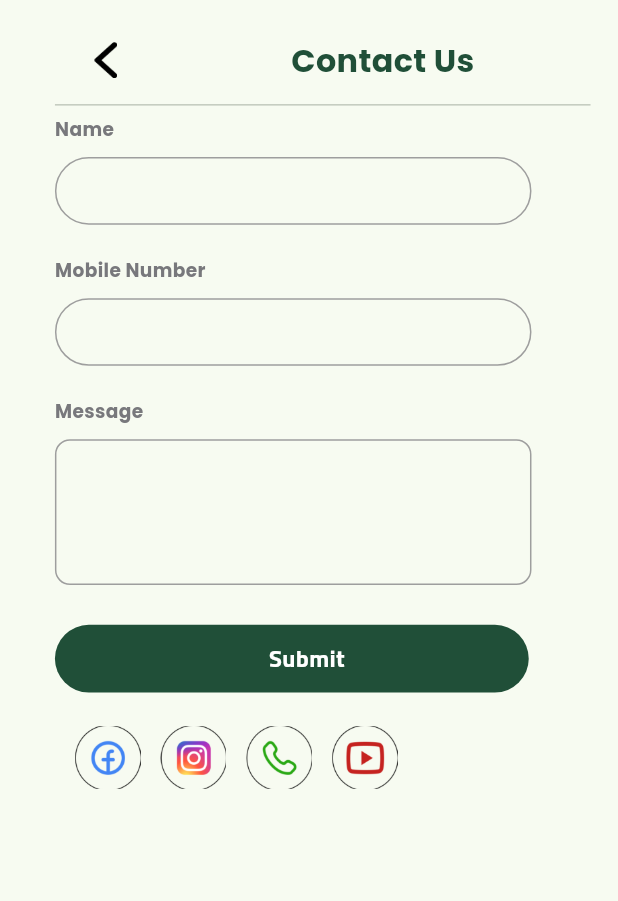
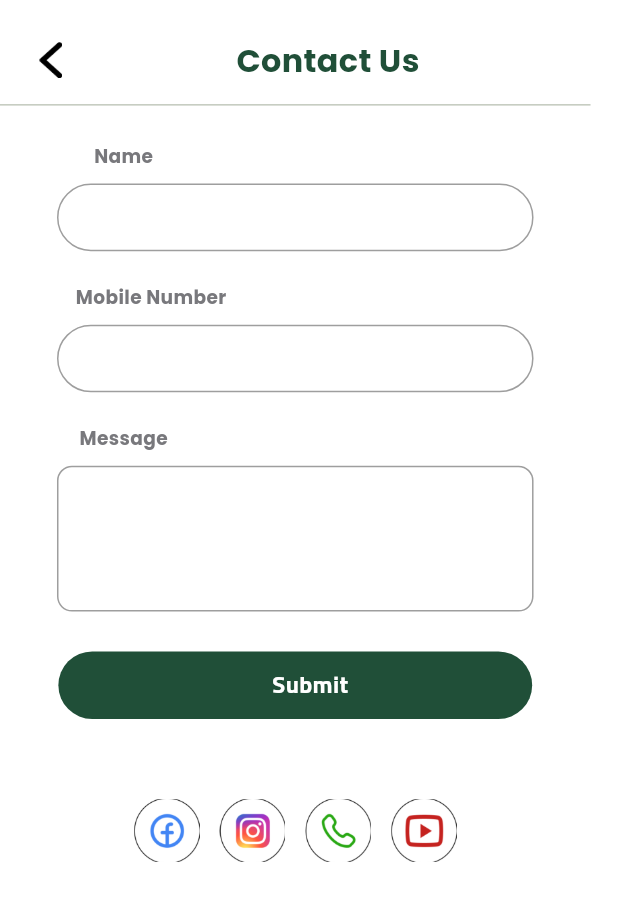
Before and after one commit to noRan56/puresoftinternproject, a Flutter app: the ContactUsView screen opened directly, on a phone screen of 412 x 824 dp. Shown: the top 901 px of the screen. Run offline on Flutter 3.47's test engine with Material 3 defaults, Android fonts, the phone set to English and light mode, and no system bars; our stand-ins replace flutter_screenutil, intl_phone_field, shared_preferences, smooth_page_indicator; accounts and stored records are empty.

Commit message:
Link All UI

```diff
--- a/lib/core/routing/routes.dart
+++ b/lib/core/routing/routes.dart
@@ -15,6 +15,7 @@ class Routes {
   static const String authenticationView = '/authenticationView';
   static const String detailsProductView = '/datailsProductView';
   static const String profileView = '/profileView';
+  static const String contactUsView = '/contactUsView';
   static const String termsView = '/termsView';
   static const String wishListView = '/wishListView';
   static const String addProduct = '/addProductView';
--- a/lib/feature/presentation_layer/view/contact_us_view.dart
+++ b/lib/feature/presentation_layer/view/contact_us_view.dart
@@ -1,6 +1,7 @@
 import 'package:flutter/material.dart';
 import 'package:flutter_screenutil/flutter_screenutil.dart';
 import 'package:puresoftinternproject/core/constant/global_portrait.dart';
+import 'package:puresoftinternproject/core/routing/routes.dart';
 import 'package:puresoftinternproject/core/shared_widget/app_bar_title_widget.dart';
 import 'package:puresoftinternproject/core/shared_widget/app_text_btn.dart';
 import 'package:puresoftinternproject/core/shared_widget/app_text_field.dart';
@@ -17,6 +18,7 @@ class ContactUsView extends StatelessWidget {
   Widget build(BuildContext context) {
     return SafeArea(
       child: Scaffold(
+        backgroundColor: CustomAppColors.white,
         body: OrientationBuilderWidget(
           landscapeBuilder: (context) => buildLayout(context),
           portraitBuilder: (context) => buildLayout(context),
@@ -29,24 +31,38 @@ class ContactUsView extends StatelessWidget {
 Widget buildLayout(context) {
   return SingleChildScrollView(
     child: Padding(
-      padding: EdgeInsets.only(left: 40.w, right: 20.w, top: 20.h),
+      padding: EdgeInsets.only(right: 20.w, top: 20.h),
       child: Column(
-        crossAxisAlignment: CrossAxisAlignment.start,
+        crossAxisAlignment: CrossAxisAlignment.center,
 
         children: [
-          AppbarTitleArrow(text: 'Contact Us'),
+          GestureDetector(
+            onTap: () {
+              Navigator.pushReplacementNamed(context, Routes.navBarView);
+            },
+            child: AppbarTitleArrow(text: 'Contact Us'),
+          ),
           Divider(),
-
-          TextWidgetFont14Grey(text: 'Name'),
+          SizedBox(height: 20.h),
+          Padding(
+            padding: EdgeInsets.only(right: 250.w),
+            child: TextWidgetFont14Grey(text: 'Name'),
+          ),
           SizedBox(height: 10.h),
 
           AppTextField(maxLine: 1),
           SizedBox(height: 25.h),
-          TextWidgetFont14Grey(text: 'Mobile Number'),
+          Padding(
+            padding: EdgeInsets.only(right: 210.w),
+            child: TextWidgetFont14Grey(text: 'Mobile Number'),
+          ),
           SizedBox(height: 10.h),
           AppTextField(maxLine: 1),
           SizedBox(height: 25.h),
-          TextWidgetFont14Grey(text: 'Message'),
+          Padding(
+            padding: EdgeInsets.only(right: 250.w),
+            child: TextWidgetFont14Grey(text: 'Message'),
+          ),
           SizedBox(height: 10.h),
           AppTextField(maxLine: 7),
           SizedBox(height: 30.h),
@@ -55,9 +71,11 @@ Widget buildLayout(context) {
             text: 'Submit',
             color: CustomAppColors.deepGreen,
             isEnable: true,
-            onPressd: () {},
+            onPressd: () {
+              Navigator.pushReplacementNamed(context, Routes.navBarView);
+            },
           ),
-          SizedBox(height: 25.h),
+          SizedBox(height: 60.h),
           SocialMediaIcon(),
         ],
       ),
--- a/lib/feature/presentation_layer/view/login_view.dart
+++ b/lib/feature/presentation_layer/view/login_view.dart
@@ -20,6 +20,7 @@ class LoginView extends StatelessWidget {
   Widget build(BuildContext context) {
     return SafeArea(
       child: Scaffold(
+        backgroundColor: CustomAppColors.white,
         body: OrientationBuilderWidget(
           portraitBuilder: (context) => buildLayout(context),
           landscapeBuilder: (context) => buildLayout(context),
```
Also changed, not shown: lib/app_router.dart (+9 -1 lines), lib/feature/presentation_layer/view/my_order_view.dart (+10 -4 lines), lib/feature/presentation_layer/view/sign_up_view.dart (+27 -13 lines), lib/feature/presentation_layer/view/success_check_out_view.dart (+6 -1 lines), lib/main.dart (+7 -1 lines).
